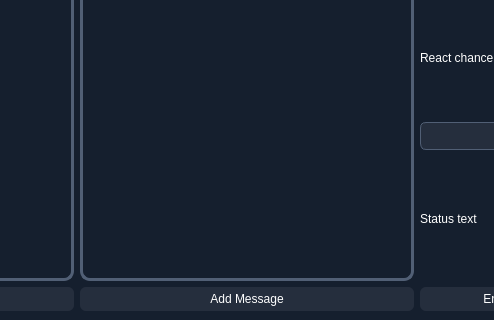
First picture: the form in main.ui, repository cyperleg/twitter_bot, before the edit; both pictures show x 381 to 875 and y 485 to 805 of the 1144 by 805 pixel window.
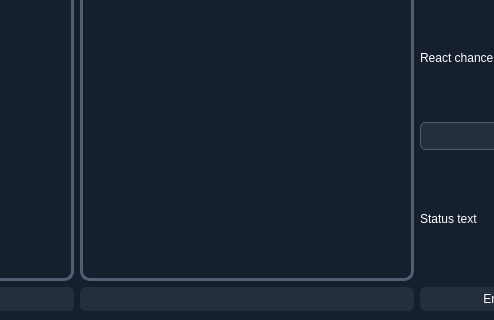
Second picture: the form after the edit.

What changed in the file:
```diff
--- a/main.ui
+++ b/main.ui
@@ -119,7 +119,7 @@
 </string>
             </property>
             <property name="text">
-             <string>Add Message</string>
+             <string/>
             </property>
            </widget>
           </item>
```
Left out of the diff: 34 changed lines with no effect on the pictures.
